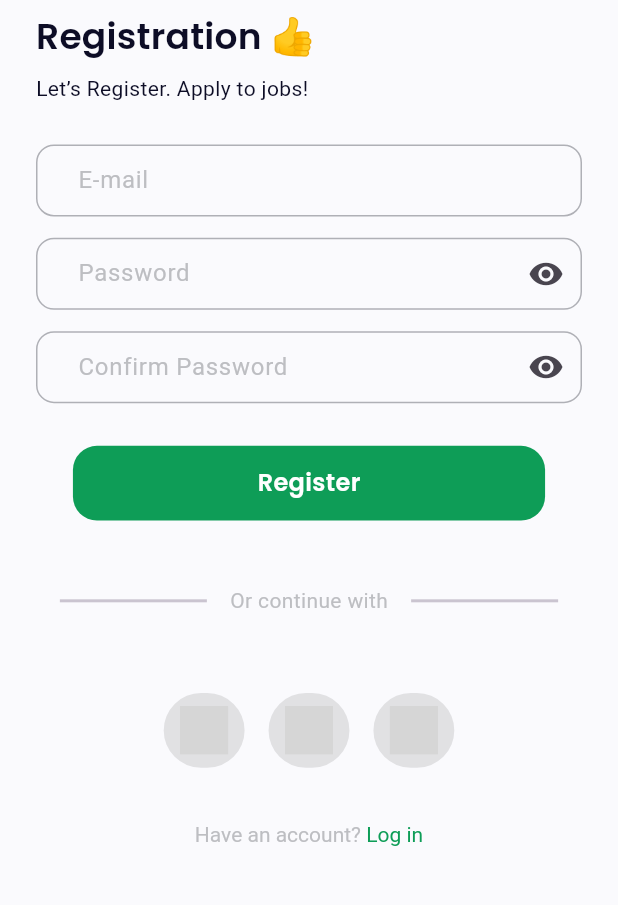
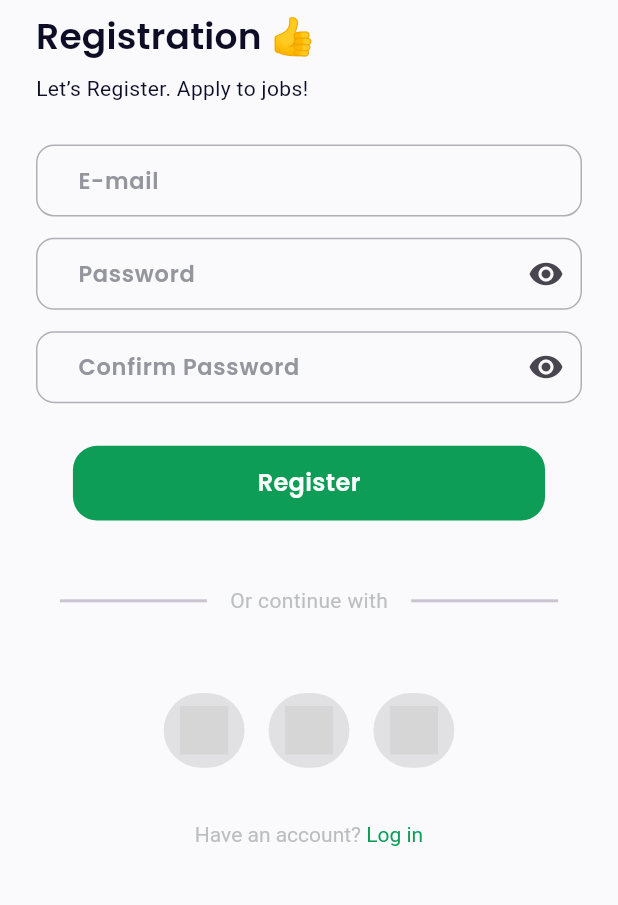
Before and after one commit to bek-n/OneWork, a Flutter app: the screen it shows after launch, in the side drawer, after a tap on "Logout", on a phone screen of 412 x 824 dp, the part 69-974 px from its top. Run offline on Flutter 3.47's test engine with Material 2 defaults, Android fonts, the phone set to English and light mode, and no system bars; our stand-ins replace dio, flutter_screenutil, flutter_snake_navigationbar, google_fonts, icons_plus, loading_animation_widget and 2 more; missing offline and left inert: day_night_switcher, flutter_overboard; network calls fail; grey boxes are pictures that could not be loaded.

Commit message:
fixing modes

```diff
--- a/lib/main.dart
+++ b/lib/main.dart
@@ -91,7 +91,7 @@ class _MyAppState extends State<MyApp> {
                     textColor: Style.whiteColor,
                   ),
                   titleMedium: Style.textStyleRegular(
-                      size: 24, textColor: const Color(0xff0D0D26)),
+                      size: 24, textColor: Style.whiteColor),
                   displayMedium: Style.textStyleRegular(
                     size: 28,
                     textColor: Style.whiteColor,
--- a/lib/view/components/custom_textfromfiled.dart
+++ b/lib/view/components/custom_textfromfiled.dart
@@ -58,7 +58,8 @@ class CustomTextFrom extends StatelessWidget {
         prefix: perfixicon,
         // suffix: suffixicon,
         label: Text('$label'),
-        labelStyle: const TextStyle(color: Color(0xffBDBEC2)),
+        labelStyle:
+            Style.textStyleRegular2(textColor: Style.greyColor90, size: 15),
         hintText: hintext,
         contentPadding:
             const EdgeInsets.only(left: 24, right: 80, top: 12, bottom: 12),
--- a/lib/view/pages/home/home_page.dart
+++ b/lib/view/pages/home/home_page.dart
@@ -76,6 +76,7 @@ class _HomePageState extends State<HomePage> {
           elevation: 0,
           backgroundColor: Colors.transparent),
       drawer: Drawer(
+        backgroundColor: Theme.of(context).scaffoldBackgroundColor,
         child: SafeArea(
           child: Column(
             mainAxisAlignment: MainAxisAlignment.start,
@@ -107,7 +108,7 @@ class _HomePageState extends State<HomePage> {
                 padding: const EdgeInsets.only(left: 40),
                 child: Row(
                   children: [
-                    const Icon(Icons.info_outlined),
+                    const Icon(Icons.info_outlined, color: Style.primaryColor),
                     16.horizontalSpace,
                     Text(
                       'Personal Info',
@@ -121,7 +122,7 @@ class _HomePageState extends State<HomePage> {
                 padding: const EdgeInsets.only(left: 40),
                 child: Row(
                   children: [
-                    const Icon(Icons.list_alt),
+                    const Icon(Icons.list_alt, color: Style.primaryColor),
                     16.horizontalSpace,
                     Text(
                       'Applications',
@@ -135,7 +136,8 @@ class _HomePageState extends State<HomePage> {
                 padding: const EdgeInsets.only(left: 40),
                 child: Row(
                   children: [
-                    const Icon(Icons.insert_drive_file_outlined),
+                    const Icon(Icons.insert_drive_file_outlined,
+                        color: Style.primaryColor),
                     16.horizontalSpace,
                     Text(
                       'Resumes',
@@ -149,7 +151,7 @@ class _HomePageState extends State<HomePage> {
                 padding: const EdgeInsets.only(left: 40),
                 child: Row(
                   children: [
-                    const Icon(Icons.work_outline),
+                    const Icon(Icons.work_outline, color: Style.primaryColor),
                     16.horizontalSpace,
                     Text(
                       'Portfolio',
@@ -163,7 +165,7 @@ class _HomePageState extends State<HomePage> {
                 padding: const EdgeInsets.only(left: 40),
                 child: Row(
                   children: [
-                    const Icon(Icons.settings),
+                    const Icon(Icons.settings, color: Style.primaryColor),
                     16.horizontalSpace,
                     Text(
                       'Settings',
```
